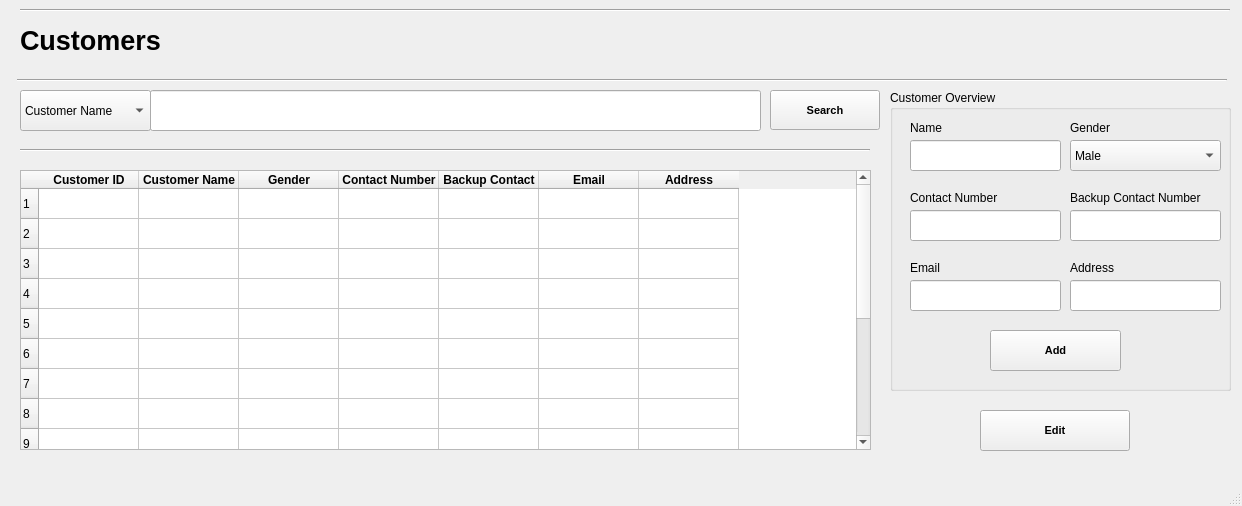
First picture: the form in Screens/Customers.ui, repository basil-ali-khan/Inventory-Management-System, before the edit.
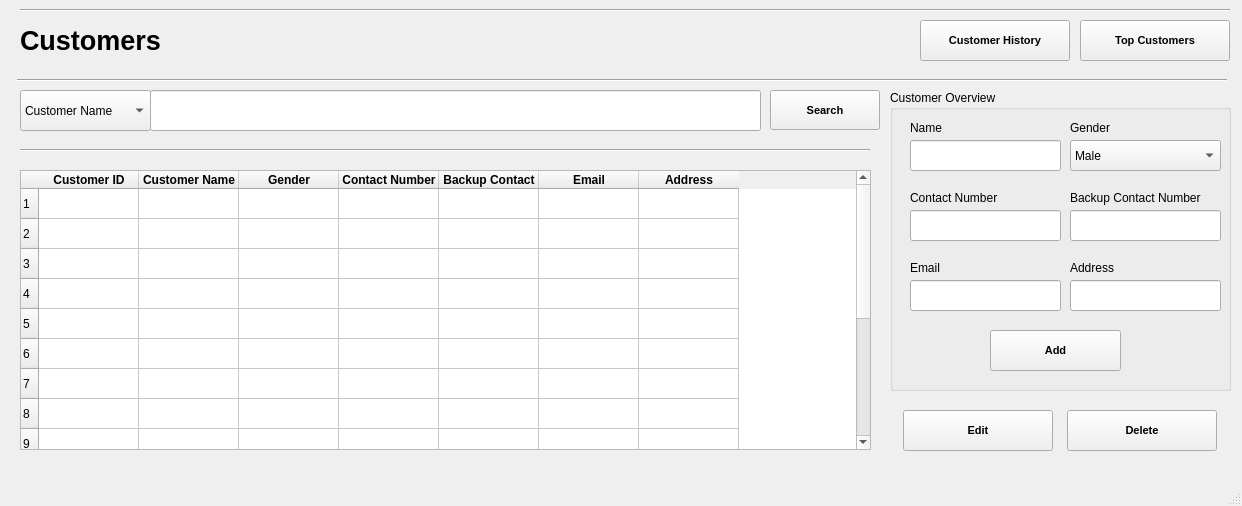
Second picture: the form after the edit.

Commit message:
Customer Reports Final
Customer reports have been created
Purchase Reports ui has been created

```diff
--- a/Screens/Customers.ui
+++ b/Screens/Customers.ui
@@ -463,7 +463,7 @@
    <widget class="QPushButton" name="editCustomerButton">
     <property name="geometry">
      <rect>
-      <x>980</x>
+      <x>903</x>
       <y>410</y>
       <width>150</width>
       <height>41</height>
@@ -500,6 +500,66 @@
      <string>Search</string>
     </property>
    </widget>
+   <widget class="QPushButton" name="deleteCustomerButton">
+    <property name="geometry">
+     <rect>
+      <x>1067</x>
+      <y>410</y>
+      <width>150</width>
+      <height>41</height>
+     </rect>
+    </property>
+    <property name="font">
+     <font>
+      <pointsize>8</pointsize>
+      <weight>75</weight>
+      <bold>true</bold>
+     </font>
+    </property>
+    <property name="text">
+     <string>Delete</string>
+    </property>
+   </widget>
+   <widget class="QPushButton" name="topCustomersButton">
+    <property name="geometry">
+     <rect>
+      <x>1080</x>
+      <y>20</y>
+      <width>150</width>
+      <height>41</height>
+     </rect>
+    </property>
+    <property name="font">
+     <font>
+      <pointsize>8</pointsize>
+      <weight>75</weight>
+      <bold>true</bold>
+     </font>
+    </property>
+    <property name="text">
+     <string>Top Customers</string>
+    </property>
+   </widget>
+   <widget class="QPushButton" name="customerHistoryButton">
+    <property name="geometry">
+     <rect>
+      <x>920</x>
+      <y>20</y>
+      <width>150</width>
+      <height>41</height>
+     </rect>
+    </property>
+    <property name="font">
+     <font>
+      <pointsize>8</pointsize>
+      <weight>75</weight>
+      <bold>true</bold>
+     </font>
+    </property>
+    <property name="text">
+     <string>Customer History</string>
+    </property>
+   </widget>
   </widget>
   <widget class="QMenuBar" name="menubar">
    <property name="geometry">
```
Left out of the diff: 2 changed lines with no effect on the pictures. The commit also changes 14 other files.
